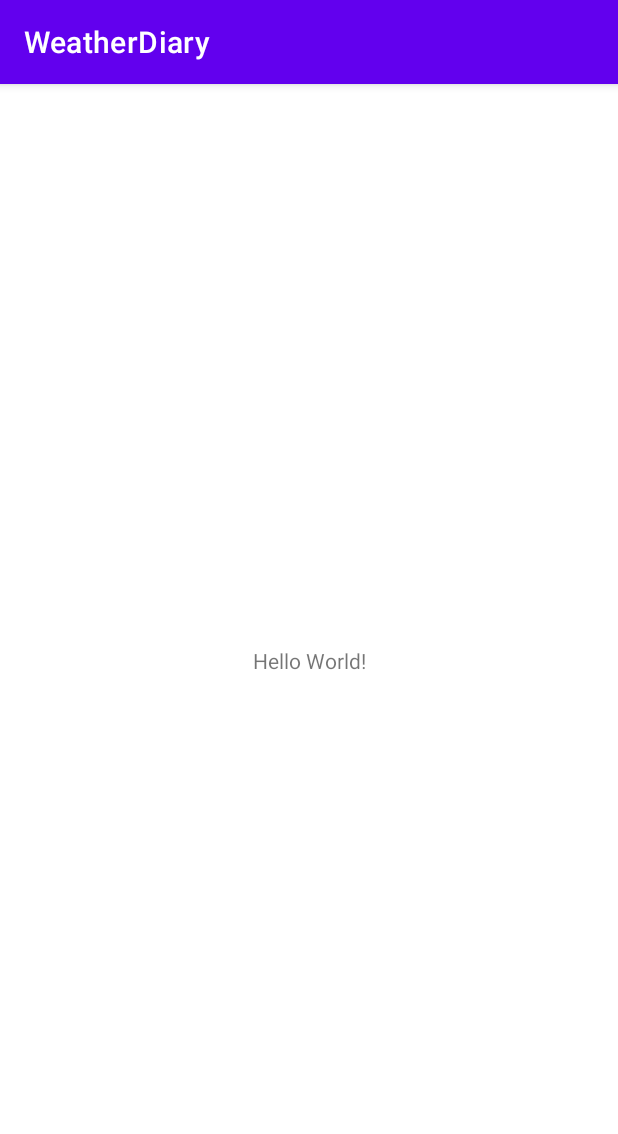
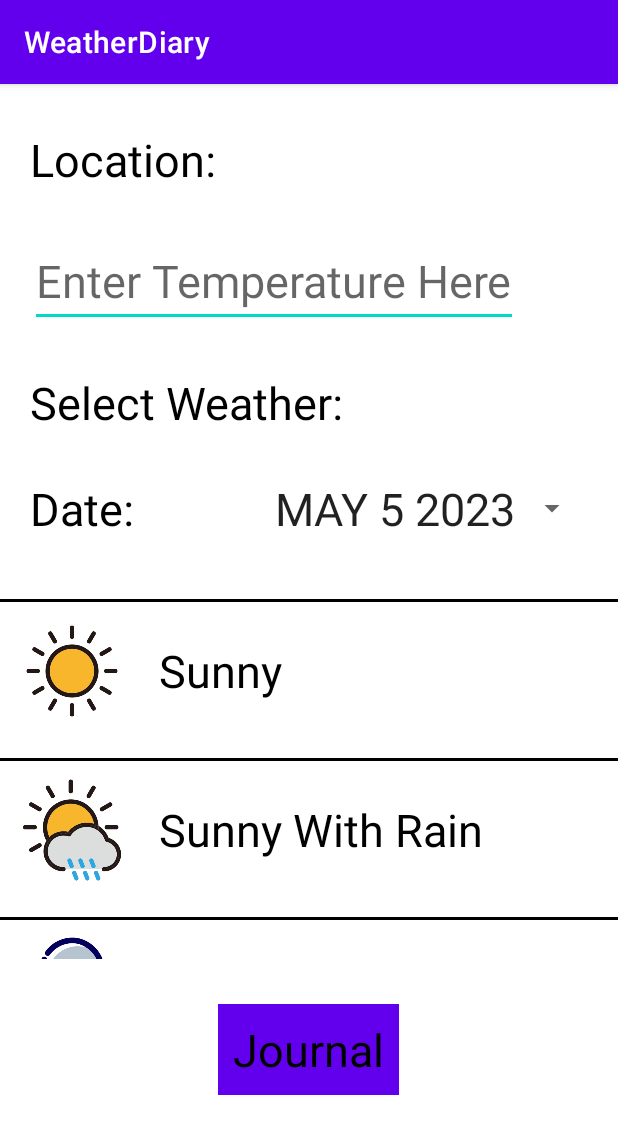
Before and after one commit to Mighty-Mango/WeatherDiary, an Android app: the screen it shows after launch (MainActivity), on a phone screen of 412 x 824 dp. Shown: the top 1134 px of the screen. Run offline under Robolectric (Android 15) with nearby library versions, the phone set to English and light mode, and no system bars.

Commit message:
Added Date Picker

```diff
--- a/app/src/main/java/com/example/weatherdiary/MainActivity.kt
+++ b/app/src/main/java/com/example/weatherdiary/MainActivity.kt
@@ -1,11 +1,106 @@
 package com.example.weatherdiary
 
+import android.app.AlertDialog
+import android.app.DatePickerDialog
+import android.icu.util.Calendar
 import androidx.appcompat.app.AppCompatActivity
 import android.os.Bundle
+import android.view.View
+import android.widget.Button
+import android.widget.DatePicker
+import android.widget.TextView
+import androidx.recyclerview.widget.LinearLayoutManager
+import androidx.recyclerview.widget.RecyclerView
+import java.util.Date
 
 class MainActivity : AppCompatActivity() {
+
+    private lateinit var datePickerDialog : DatePickerDialog
+    private lateinit var dateButton : TextView
     override fun onCreate(savedInstanceState: Bundle?) {
         super.onCreate(savedInstanceState)
-        setContentView(R.layout.activity_main)
+        setContentView(R.layout.activity_weather)
+
+        initDatePicker()
+        dateButton = findViewById(R.id.selectedDateButton)
+        dateButton.setText(getTodaysDate())
+
+        var recyclerView : RecyclerView = findViewById(R.id.recyclerview)
+
+        var items = arrayListOf<Item>()
+        items.add(Item("Sunny", R.drawable.sunny))
+        items.add(Item("Sunny With Rain", R.drawable.sunnyrainy))
+        items.add(Item("Thunderstorms", R.drawable.thunderstorm))
+        items.add(Item("Snow", R.drawable.cloudysnowy))
+        items.add(Item("Partly Cloudy", R.drawable.partlycloudy))
+
+
+        recyclerView.layoutManager = LinearLayoutManager(this)
+        recyclerView.adapter = MyAdapter(applicationContext, items)
+    }
+
+    private fun getTodaysDate(): String {
+        var cal : Calendar = Calendar.getInstance()
+        var year : Int = cal.get(Calendar.YEAR)
+        var month : Int = cal.get(Calendar.MONTH)
+        var day : Int = cal.get(Calendar.DAY_OF_MONTH)
+
+        return makeDateString(day, month, year)
+    }
+
+    private fun initDatePicker() {
+        var dateSetListener : DatePickerDialog.OnDateSetListener = DatePickerDialog.OnDateSetListener(){
+
+                datePicker: DatePicker, year: Int, month: Int, day: Int ->
+            var date : String = makeDateString(day, month, year)
+            dateButton.setText(date)
+        }
+
+        var cal : Calendar = Calendar.getInstance()
+        var year : Int = cal.get(Calendar.YEAR)
+        var month : Int = cal.get(Calendar.MONTH)
+        var day : Int = cal.get(Calendar.DAY_OF_MONTH)
+
+        var style : Int = AlertDialog.BUTTON_POSITIVE
+
+        datePickerDialog = DatePickerDialog(this, style, dateSetListener, year, month, day)
+
+    }
+
+    private fun makeDateString(day: Int, month: Int, year: Int): String {
+        return monthFormat(month) + " " + day + " " + year
+    }
+
+    private fun monthFormat(month : Int) : String {
+        if(month == 0)
+            return "JAN"
+        if(month == 1)
+            return "FEB"
+        if(month == 2)
+            return "MAR"
+        if(month == 3)
+            return "APR"
+        if(month == 4)
+            return "MAY"
+        if(month == 5)
+            return "JUN"
+        if(month == 6)
+            return "JUL"
+        if(month == 7)
+            return "AUG"
+        if(month == 8)
+            return "SEP"
+        if(month == 9)
+            return "OCT"
+        if(month == 10)
+            return "NOC"
+        if(month == 11)
+            return "DEC"
+
+        return "JAN"
+    }
+
+    public fun datePicker (view : View) {
+        datePickerDialog.show()
     }
 }
--- a/app/src/main/java/com/example/weatherdiary/MyViewHolder.kt
+++ b/app/src/main/java/com/example/weatherdiary/MyViewHolder.kt
@@ -6,6 +6,7 @@ import android.widget.EditText
 import android.widget.ImageView
 import android.widget.TextView
 import androidx.recyclerview.widget.RecyclerView
+import org.w3c.dom.Text
 
 class MyViewHolder : RecyclerView.ViewHolder {
 
@@ -13,19 +14,21 @@ class MyViewHolder : RecyclerView.ViewHolder {
     var weatherTypeView: TextView
     var temperature : EditText
     var location : TextView
+    var date : TextView
 
     constructor(itemView : View, activityWeather : View) : super(itemView) {
         imageView = itemView.findViewById(R.id.imageview)
         weatherTypeView = itemView.findViewById(R.id.weatherType)
         temperature = activityWeather.findViewById(R.id.temperature)
         location = activityWeather.findViewById(R.id.location)
-
+        date = activityWeather.findViewById(R.id.selectedDateButton)
 
         itemView.setOnClickListener{
             //store weather type, put in companion object to share to main activity
             Log.w("CMSC", "Selected Weather: " + weatherTypeView.text)
             Log.w("CMSC", "Temperature: " + temperature.text.toString() + "°")
             Log.w("CMSC", "Location: " + location.text)
+            Log.w("CMSC", "Location: " + date.text)
         }
     }
 
--- a/app/src/main/res/layout/activity_weather.xml
+++ b/app/src/main/res/layout/activity_weather.xml
@@ -11,7 +11,7 @@
         android:layout_width="wrap_content"
         android:layout_height="wrap_content"
         android:text="Location: "
-        android:layout_marginTop="40dp"
+        android:layout_marginTop="30dp"
         android:layout_marginLeft="20dp"
         style="@style/TextStyle"
         />
@@ -22,7 +22,7 @@
         android:layout_height="wrap_content"
         android:hint="Enter Temperature Here"
         android:inputType="number"
-        android:layout_marginTop="40dp"
+        android:layout_marginTop="30dp"
         android:layout_marginLeft="20dp"
         style="@style/TextStyle"
         android:layout_below="@+id/location" />
@@ -32,7 +32,7 @@
         android:layout_width="wrap_content"
         android:layout_height="wrap_content"
         android:text="Select Weather: "
-        android:layout_marginTop="40dp"
+        android:layout_marginTop="30dp"
         android:layout_marginLeft="20dp"
         style="@style/TextStyle"
         android:layout_below="@+id/temperature" />
@@ -42,18 +42,41 @@
         android:layout_width="wrap_content"
         android:layout_height="wrap_content"
         android:text="   "
-        android:layout_marginTop="40dp"
+        android:layout_marginTop="30dp"
         android:layout_toRightOf="@id/weather"
         android:layout_marginLeft="10dp"
         style="@style/TextStyle"
         android:layout_below="@+id/temperature" />
+
+    <TextView
+        android:id="@+id/selectedDate"
+        android:layout_width="wrap_content"
+        android:layout_height="wrap_content"
+        android:text="Date:"
+        android:layout_marginTop="30dp"
+        android:layout_marginLeft="20dp"
+        style="@style/TextStyle"
+        android:layout_below="@+id/weather" />
+
+    <TextView
+        android:id="@+id/selectedDateButton"
+        android:layout_width="wrap_content"
+        android:layout_height="wrap_content"
+        android:text="Select Date"
+        android:layout_marginTop="30dp"
+        android:layout_alignParentRight="true"
+        android:layout_marginRight="20dp"
+        style="?android:spinnerStyle"
+        android:textSize="30dp"
+        android:layout_below="@+id/weather"
+        android:onClick="datePicker"/>
 
     <androidx.recyclerview.widget.RecyclerView
         android:layout_marginTop="30dp"
         android:layout_width="match_parent"
         android:layout_height="250dp"
         android:id="@+id/recyclerview"
-        android:layout_below="@id/weather"/>
+        android:layout_below="@id/selectedDate"/>
 
     <TextView
         android:id="@+id/button"
@@ -62,7 +85,7 @@
         android:layout_height="wrap_content"
         android:text="Journal"
         android:layout_centerHorizontal="true"
-        android:layout_marginTop="50dp"
+        android:layout_marginTop="30dp"
         style="@style/ButtonStyle"
         android:layout_below="@+id/recyclerview"/>
 
```
Also changed, not shown: app/src/main/java/com/example/weatherdiary/SecondActivity.kt (+6 -13 lines), app/src/main/java/com/example/weatherdiary/SecondViewActivity.kt (deleted, +0 -26 lines).
